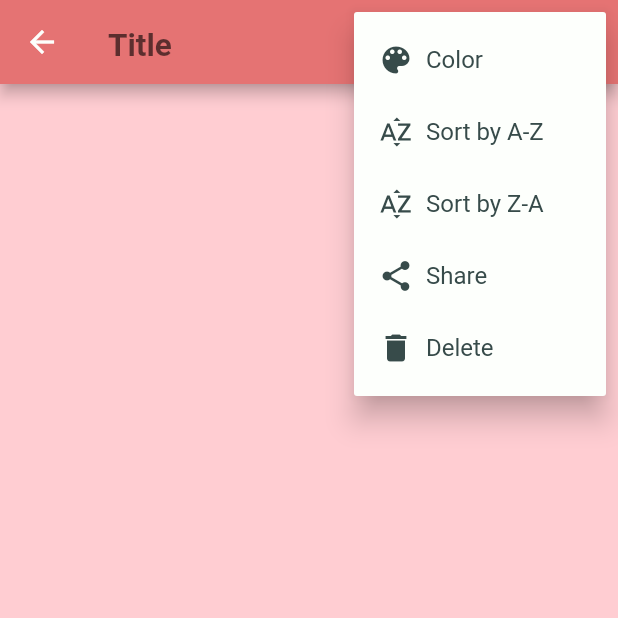
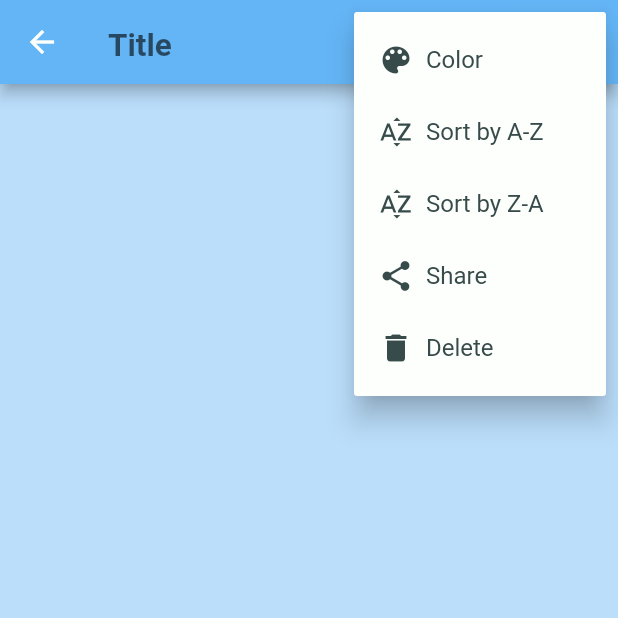
Before and after one commit to andreped/WriteStuff, a Flutter app: the NotesEdit screen opened by its route, after a tap on the "more vert" icon, on a phone screen of 412 x 824 dp, the top half of it. Run offline on Flutter 3.47's test engine with Material 2 defaults, Android fonts, the phone set to English and light mode, and no system bars; our stand-ins replace share, sqflite; accounts and stored records are empty; statements that could not run were skipped.

Commit message:
changed default colors

```diff
--- a/lib/screens/notes_edit.dart
+++ b/lib/screens/notes_edit.dart
@@ -19,7 +19,7 @@ class NotesEdit extends StatefulWidget {
 class _NotesEdit extends State<NotesEdit> {
 	String noteTitle = '';
 	String noteContent = '';
-	String noteColor = 'red';
+	String noteColor = 'blue';
 
 	TextEditingController _titleTextController = TextEditingController();
 	TextEditingController _contentTextController = TextEditingController();
@@ -181,7 +181,7 @@ class _NotesEdit extends State<NotesEdit> {
 		super.initState();
 		noteTitle = (widget.args[0] == 'new'? '': widget.args[1]['title']);
 		noteContent = (widget.args[0] == 'new'? '': widget.args[1]['content']);
-		noteColor = (widget.args[0] == 'new'? 'red': widget.args[1]['noteColor']);
+		noteColor = (widget.args[0] == 'new'? 'indigo': widget.args[1]['noteColor']);
 
 		_titleTextController.text = (widget.args[0] == 'new'? '': widget.args[1]['title']);
 		_contentTextController.text = (widget.args[0] == 'new'? '': widget.args[1]['content']);
--- a/pubspec.yaml
+++ b/pubspec.yaml
@@ -30,6 +30,7 @@ dependencies:
   # The following adds the Cupertino Icons font to your application.
   # Use with the CupertinoIcons class for iOS style icons.
   cupertino_icons: ^1.0.2
+  markdown_io: ^0.0.1-dev.1
 
 dev_dependencies:
   flutter_test:
```
Also changed, not shown: lib/screens/home.dart (+8 -7 lines), pubspec.lock.
